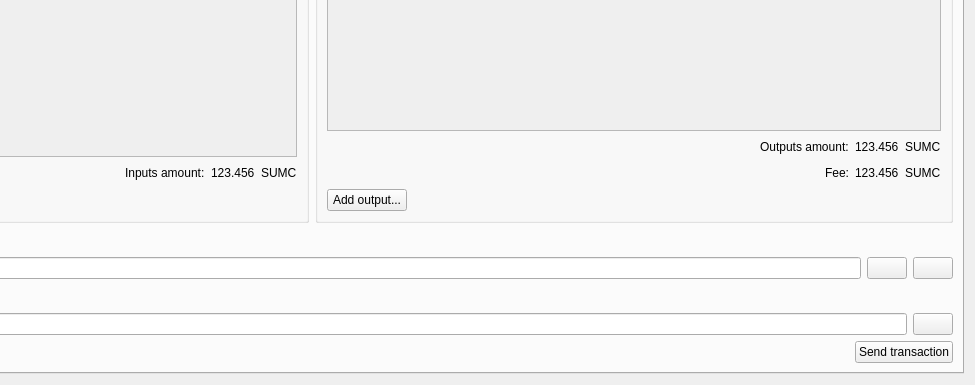
Before: the Qt Designer form src/qt/forms/multisigdialog.ui in sumcoinlabs/sumcoin, drawn with Qt 5; both pictures show x 352 to 1327 and y 210 to 595 of the 1327 by 595 pixel window.
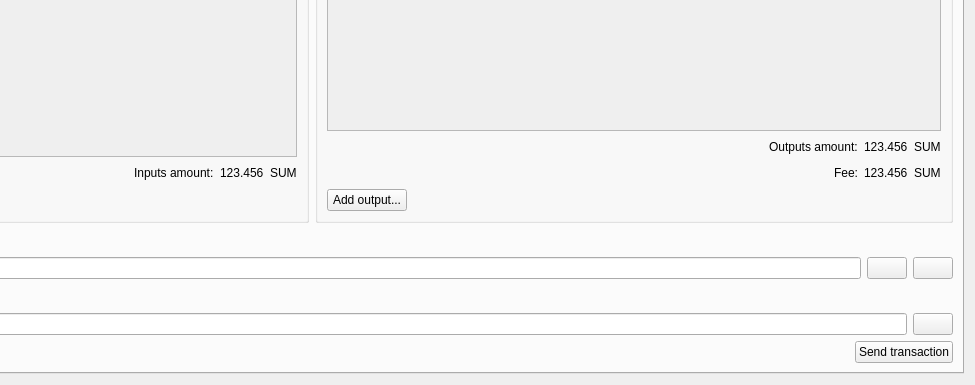
After: the same form once the commit is applied. The open tabs and pages were chosen to show the change. Icons and pictures are not drawn.

Patch:
```diff
--- a/src/qt/forms/multisigdialog.ui
+++ b/src/qt/forms/multisigdialog.ui
@@ -399,7 +399,7 @@
                 <item>
                  <widget class="QLabel" name="label">
                   <property name="text">
-                   <string>SUMC</string>
+                   <string>SUM</string>
                   </property>
                  </widget>
                 </item>
@@ -518,7 +518,7 @@
                 <item>
                  <widget class="QLabel" name="label_2">
                   <property name="text">
-                   <string>SUMC</string>
+                   <string>SUM</string>
                   </property>
                  </widget>
                 </item>
@@ -556,7 +556,7 @@
                 <item>
                  <widget class="QLabel" name="label_3">
                   <property name="text">
-                   <string>SUMC</string>
+                   <string>SUM</string>
                   </property>
                  </widget>
                 </item>
```
